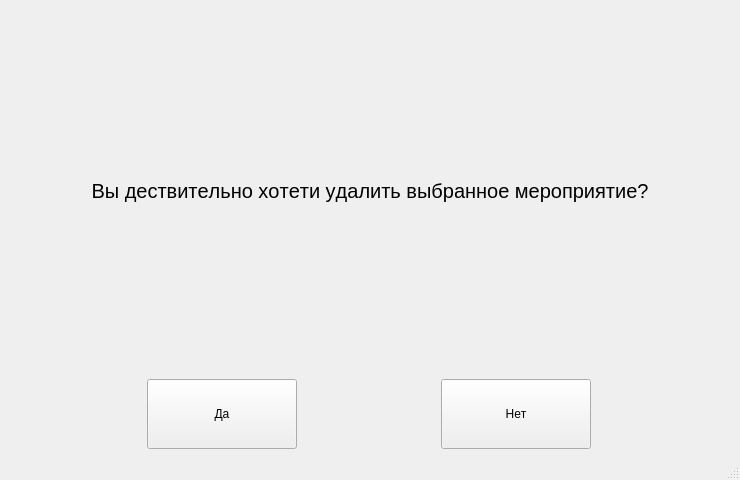
andrei-229/valanter_app, file qt/delete_pod.ui: the form before one commit.
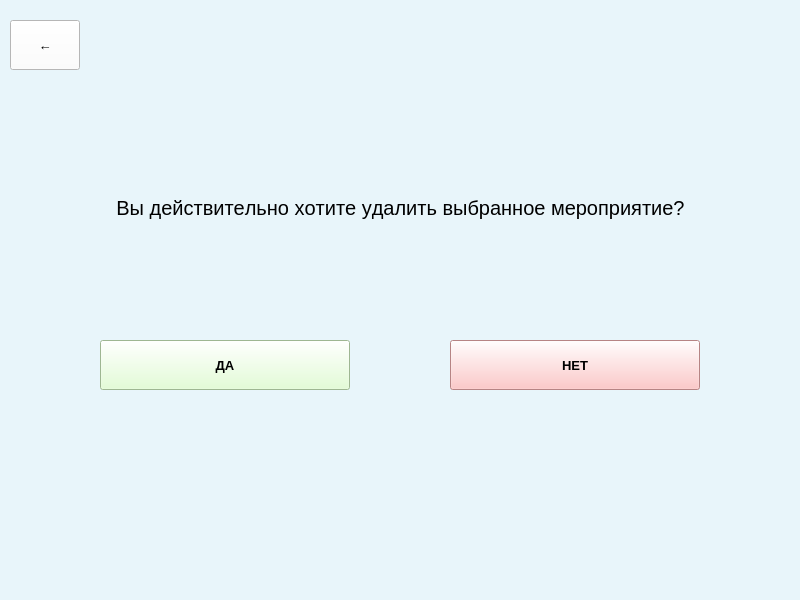
The form after the commit.

Patch:
```diff
--- a/qt/delete_pod.ui
+++ b/qt/delete_pod.ui
@@ -6,12 +6,25 @@
    <rect>
     <x>0</x>
     <y>0</y>
-    <width>740</width>
-    <height>480</height>
+    <width>800</width>
+    <height>600</height>
    </rect>
   </property>
+  <property name="minimumSize">
+   <size>
+    <width>800</width>
+    <height>600</height>
+   </size>
+  </property>
+  <property name="maximumSize">
+   <size>
+    <width>800</width>
+    <height>600</height>
+   </size>
+  </property>
   <property name="font">
    <font>
+    <pointsize>10</pointsize>
     <weight>50</weight>
     <bold>false</bold>
     <kerning>false</kerning>
@@ -20,10 +33,86 @@
   <property name="windowTitle">
    <string>Подтверждение удаления</string>
   </property>
+  <property name="styleSheet">
+   <string notr="true">background-color: rgb(232, 245, 250);</string>
+  </property>
   <widget class="QWidget" name="centralwidget">
-   <layout class="QVBoxLayout" name="verticalLayout">
+   <widget class="QWidget" name="horizontalLayoutWidget">
+    <property name="geometry">
+     <rect>
+      <x>10</x>
+      <y>10</y>
+      <width>781</width>
+      <height>71</height>
+     </rect>
+    </property>
+    <layout class="QHBoxLayout" name="horizontalLayout_9">
+     <item>
+      <widget class="QPushButton" name="back_but">
+       <property name="minimumSize">
+        <size>
+         <width>70</width>
+         <height>50</height>
+        </size>
+       </property>
+       <property name="maximumSize">
+        <size>
+         <width>70</width>
+         <height>50</height>
+        </size>
+       </property>
+       <property name="font">
+        <font>
+         <pointsize>10</pointsize>
+        </font>
+       </property>
+       <property name="styleSheet">
+        <string notr="true">background-color: rgb(255, 255, 255);</string>
+       </property>
+       <property name="text">
+        <string>←</string>
+       </property>
+      </widget>
+     </item>
+     <item>
+      <spacer name="horizontalSpacer">
+       <property name="orientation">
+        <enum>Qt::Horizontal</enum>
+       </property>
+       <property name="sizeHint" stdset="0">
+        <size>
+         <width>40</width>
+         <height>20</height>
+        </size>
+       </property>
+      </spacer>
+     </item>
+    </layout>
+   </widget>
+   <widget class="QWidget" name="horizontalLayoutWidget_2">
+    <property name="geometry">
+     <rect>
+      <x>10</x>
+      <y>160</y>
+      <width>781</width>
+      <height>71</height>
+     </rect>
+    </property>
+    <layout class="QHBoxLayout" name="horizontalLayout_10">
     <item>
      <widget class="QLabel" name="label">
+       <property name="minimumSize">
+        <size>
+         <width>0</width>
+         <height>50</height>
+        </size>
+       </property>
+       <property name="maximumSize">
+        <size>
+         <width>16777215</width>
+         <height>50</height>
+        </size>
+       </property>
       <property name="font">
        <font>
         <pointsize>15</pointsize>
@@ -40,56 +129,97 @@
        <string notr="true">text-align: &quot;center&quot;;</string>
       </property>
       <property name="text">
-       <string>Вы дествительно хотети удалить выбранное мероприятие?</string>
+        <string>Вы действительно хотите удалить выбранное мероприятие?</string>
       </property>
       <property name="alignment">
-       <set>Qt::AlignCenter</set>
+        <set>Qt::AlignBottom|Qt::AlignHCenter</set>
       </property>
      </widget>
     </item>
+    </layout>
+   </widget>
+   <widget class="QWidget" name="verticalLayoutWidget">
+    <property name="geometry">
+     <rect>
+      <x>100</x>
+      <y>240</y>
+      <width>252</width>
+      <height>251</height>
+     </rect>
+    </property>
+    <layout class="QVBoxLayout" name="verticalLayout">
     <item>
-     <layout class="QHBoxLayout" name="horizontalLayout">
-      <item>
-       <widget class="QPushButton" name="yes_but">
+      <widget class="QPushButton" name="yes_btn">
         <property name="minimumSize">
          <size>
-          <width>0</width>
-          <height>70</height>
+         <width>250</width>
+         <height>50</height>
          </size>
         </property>
         <property name="maximumSize">
          <size>
-          <width>150</width>
-          <height>16777215</height>
-         </size>
-        </property>
+         <width>250</width>
+         <height>50</height>
+        </size>
+       </property>
+       <property name="font">
+        <font>
+         <pointsize>10</pointsize>
+         <weight>75</weight>
+         <bold>true</bold>
+        </font>
+       </property>
+       <property name="styleSheet">
+        <string notr="true">background-color: rgb(221, 255, 204);</string>
+       </property>
         <property name="text">
-         <string>Да</string>
+        <string>ДА</string>
         </property>
        </widget>
       </item>
+    </layout>
+   </widget>
+   <widget class="QWidget" name="verticalLayoutWidget_2">
+    <property name="geometry">
+     <rect>
+      <x>450</x>
+      <y>240</y>
+      <width>252</width>
+      <height>251</height>
+     </rect>
+    </property>
+    <layout class="QVBoxLayout" name="verticalLayout_2">
       <item>
-       <widget class="QPushButton" name="no_but">
+      <widget class="QPushButton" name="no_btn">
         <property name="minimumSize">
          <size>
-          <width>0</width>
-          <height>70</height>
+         <width>250</width>
+         <height>50</height>
          </size>
         </property>
         <property name="maximumSize">
          <size>
-          <width>150</width>
-          <height>16777215</height>
-         </size>
-        </property>
+         <width>250</width>
+         <height>50</height>
+        </size>
+       </property>
+       <property name="font">
+        <font>
+         <pointsize>10</pointsize>
+         <weight>75</weight>
+         <bold>true</bold>
+        </font>
+       </property>
+       <property name="styleSheet">
+        <string notr="true">background-color: rgb(255, 185, 185);</string>
+       </property>
         <property name="text">
-         <string>Нет</string>
+        <string>НЕТ</string>
         </property>
        </widget>
       </item>
      </layout>
-    </item>
-   </layout>
+   </widget>
   </widget>
   <widget class="QMenuBar" name="menubar">
    <property name="geometry">
```
Left out of the diff: 4 changed lines with no effect on the pictures. Lines whose indentation alone changed are shown as unchanged.
